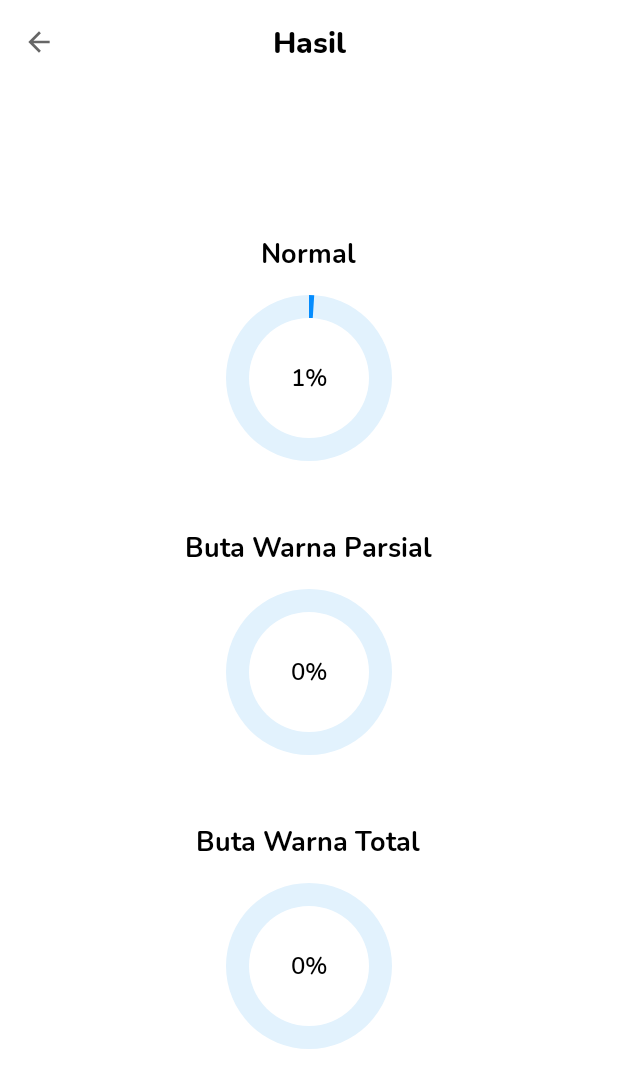
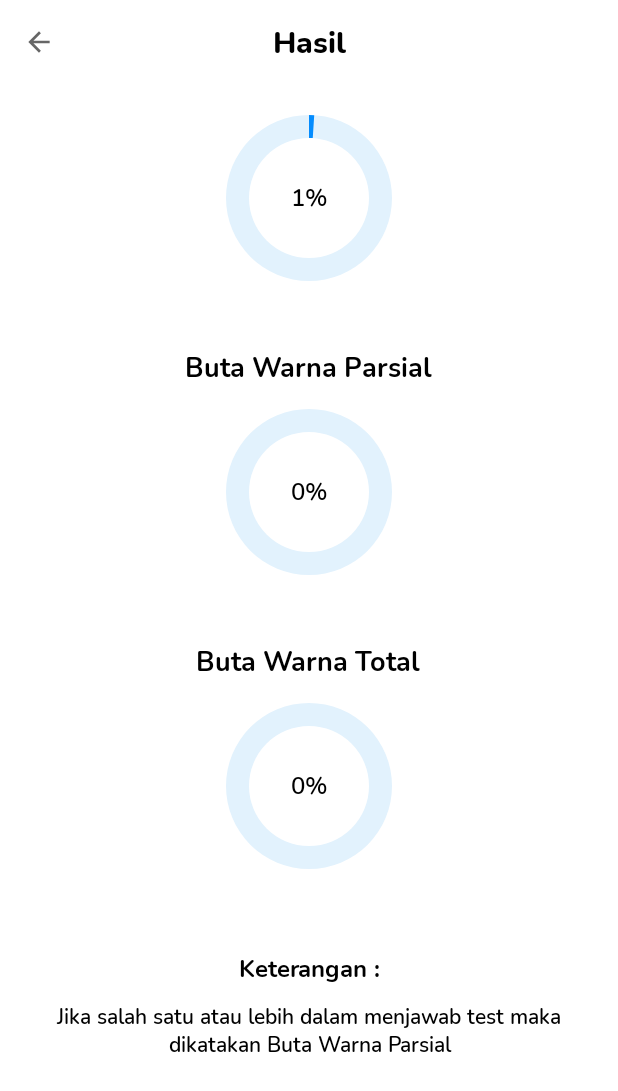
Before and after one commit to abdanzakialifian/Color-Blind-Test, an Android app: the ResultActivity screen opened directly, with no data from a screen before it, on a phone screen of 412 x 824 dp. Shown: the top 1091 px of the screen. Run offline under Robolectric (Android 15) with nearby library versions, the phone set to English and light mode, and no system bars; 5 statements that could not run were skipped.

Commit message:
Add result information in result page

```diff
--- a/app/src/main/res/layout/activity_result.xml
+++ b/app/src/main/res/layout/activity_result.xml
@@ -45,9 +45,14 @@
 
     </com.google.android.material.appbar.AppBarLayout>
 
+    <ScrollView
+        android:layout_width="match_parent"
+        android:layout_height="match_parent"
+        android:scrollbars="none">
+
         <LinearLayout
             android:layout_width="match_parent"
-        android:layout_height="match_parent"
+            android:layout_height="wrap_content"
             android:gravity="center"
             android:orientation="vertical">
 
@@ -165,6 +170,30 @@
 
             </FrameLayout>
 
+            <TextView
+                android:layout_width="match_parent"
+                android:layout_height="wrap_content"
+                android:layout_marginHorizontal="20dp"
+                android:layout_marginTop="50dp"
+                android:fontFamily="@font/nbold"
+                android:gravity="center"
+                android:text="@string/title_result_information"
+                android:textColor="@color/black"
+                android:textSize="16sp" />
+
+            <TextView
+                android:layout_width="match_parent"
+                android:layout_height="wrap_content"
+                android:layout_marginHorizontal="20dp"
+                android:layout_marginTop="10dp"
+                android:fontFamily="@font/nsemibold"
+                android:gravity="center"
+                android:text="@string/sub_title_result_information"
+                android:textAlignment="center"
+                android:textColor="@color/black" />
+
         </LinearLayout>
 
+    </ScrollView>
+
 </LinearLayout>
--- a/app/src/main/res/values/strings.xml
+++ b/app/src/main/res/values/strings.xml
@@ -59,4 +59,6 @@
     <string name="sub_title_alert_dialog">Dengan mengubah ukuran teks maka aplikasi akan dimuat ulang. Lanjut?</string>
     <string name="yes">Ya</string>
     <string name="no">Tidak</string>
+    <string name="title_result_information">Keterangan : </string>
+    <string name="sub_title_result_information">Jika salah satu atau lebih dalam menjawab test maka dikatakan Buta Warna Parsial</string>
 </resources>
```
Lines whose indentation alone changed are shown as unchanged.
